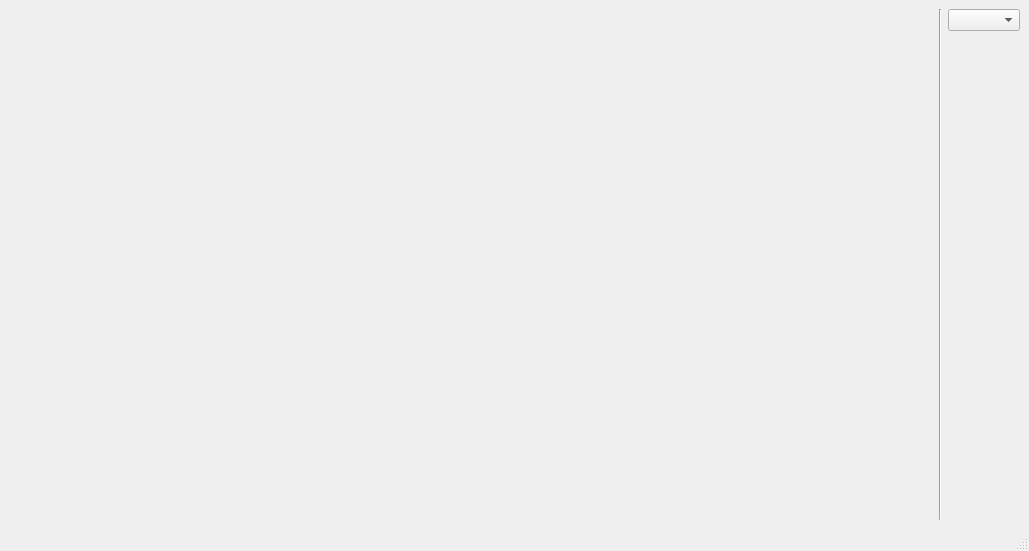
Before: the Qt Designer form src/mainwindow.ui in youngguncho/image_player, drawn with Qt 5.
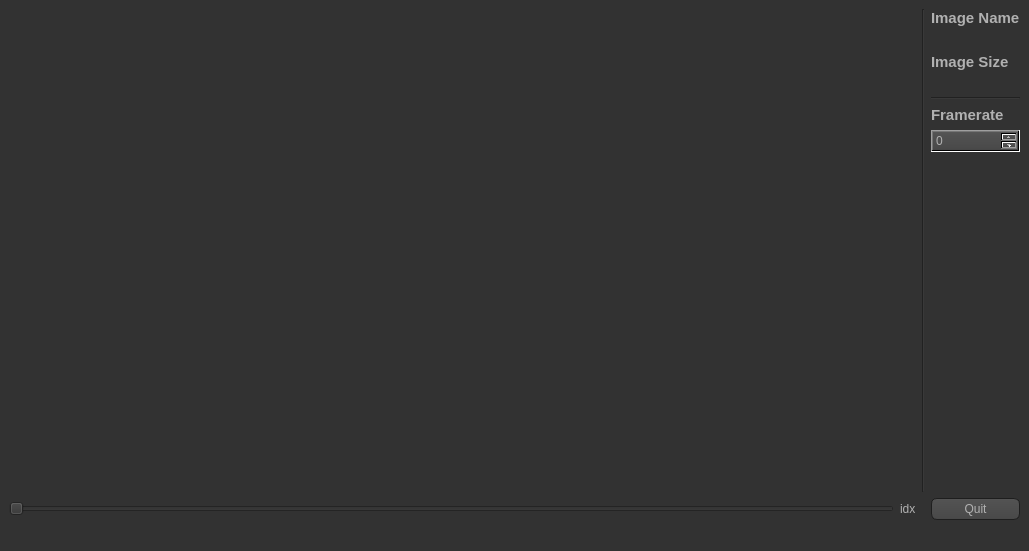
After: the same form once the commit is applied. Icons and pictures are not drawn.

Commit message: now reconfigure image player

```diff
--- a/src/mainwindow.ui
+++ b/src/mainwindow.ui
@@ -13,6 +13,457 @@
   <property name="windowTitle">
    <string>MainWindow</string>
   </property>
+  <property name="styleSheet">
+   <string notr="true">QToolTip
+{
+     border: 1px solid black;
+     background-color: #ffa02f;
+     padding: 1px;
+     border-radius: 3px;
+     opacity: 100;
+}
+
+QWidget
+{
+    color: #b1b1b1;
+    background-color: #323232;
+}
+
+QMenu
+{
+    border: 1px solid #000;
+}
+
+QMenu::item
+{
+    padding: 2px 20px 2px 20px;
+}
+
+QMenu::item:selected
+{
+    color: #000000;
+}
+
+QWidget:disabled
+{
+    color: #404040;
+    background-color: #323232;
+}
+
+QAbstractItemView
+{
+    background-color: QLinearGradient( x1: 0, y1: 0, x2: 0, y2: 1, stop: 0 #4d4d4d, stop: 0.1 #646464, stop: 1 #5d5d5d);
+}
+
+QWidget:focus
+{
+    /*border: 2px solid QLinearGradient( x1: 0, y1: 0, x2: 0, y2: 1, stop: 0 #ffa02f, stop: 1 #d7801a);*/
+}
+
+QLineEdit
+{
+    background-color: QLinearGradient( x1: 0, y1: 0, x2: 0, y2: 1, stop: 0 #4d4d4d, stop: 0 #646464, stop: 1 #5d5d5d);
+	color: #FFFFFF;
+    padding: 1px;
+    border-style: solid;
+    border: 1px solid #1e1e1e;
+    border-radius: 5;
+}
+
+QPushButton
+{
+    color: #b1b1b1;
+    background-color: QLinearGradient( x1: 0, y1: 0, x2: 0, y2: 1, stop: 0 #565656, stop: 0.1 #525252, stop: 0.5 #4e4e4e, stop: 0.9 #4a4a4a, stop: 1 #464646);
+    border-width: 1px;
+    border-color: #1e1e1e;
+    border-style: solid;
+    border-radius: 6;
+    padding: 3px;
+    font-size: 12px;
+    padding-left: 5px;
+    padding-right: 5px;
+}
+
+QPushButton:pressed
+{
+    background-color: QLinearGradient( x1: 0, y1: 0, x2: 0, y2: 1, stop: 0 #2d2d2d, stop: 0.1 #2b2b2b, stop: 0.5 #292929, stop: 0.9 #282828, stop: 1 #252525);
+}
+
+QPushButton:checked
+{
+    background-color: QLinearGradient( x1: 0, y1: 0, x2: 0, y2: 1, stop: 0 #2d2d2d, stop: 0.1 #2b2b2b, stop: 0.5 #292929, stop: 0.9 #282828, stop: 1 #252525);
+}
+
+QComboBox
+{	
+    color: #FFFFFF;
+    selection-background-color: #ffaa00;
+    background-color: QLinearGradient( x1: 0, y1: 0, x2: 0, y2: 1, stop: 0 #565656, stop: 0.1 #525252, stop: 0.5 #4e4e4e, stop: 0.9 #4a4a4a, stop: 1 #464646);
+    border-style: solid;
+    border: 1px solid #1e1e1e;
+    border-radius: 5;
+}
+
+QComboBox:hover,QPushButton:hover
+{
+    border: 2px solid QLinearGradient( x1: 0, y1: 0, x2: 0, y2: 1, stop: 0 #ffa02f, stop: 1 #d7801a);
+}
+QComboBox:on
+{
+    padding-top: 3px;
+    padding-left: 4px;
+    background-color: QLinearGradient( x1: 0, y1: 0, x2: 0, y2: 1, stop: 0 #2d2d2d, stop: 0.1 #2b2b2b, stop: 0.5 #292929, stop: 0.9 #282828, stop: 1 #252525);
+    selection-background-color: #ffaa00;
+}
+
+QComboBox QAbstractItemView
+{
+    border: 2px solid darkgray;
+    selection-background-color: QLinearGradient( x1: 0, y1: 0, x2: 0, y2: 1, stop: 0 #ffa02f, stop: 1 #d7801a);
+}
+
+QComboBox::drop-down
+{
+     subcontrol-origin: padding;
+     subcontrol-position: top right;
+     width: 15px;
+
+     border-left-width: 0px;
+     border-left-color: darkgray;
+     border-left-style: solid; /* just a single line */
+     border-top-right-radius: 3px; /* same radius as the QComboBox */
+     border-bottom-right-radius: 3px;
+ }
+
+QComboBox::down-arrow
+{
+     image: url(:/down_arrow.png);
+}
+
+QComboBox:editable {
+    background: white;
+}
+
+QComboBox:!editable, QComboBox::drop-down:editable {
+
+     background: qlineargradient(x1: 0, y1: 0, x2: 0, y2: 1,
+                                stop: 0 #D3D3D3, stop: 0.4 #D8D8D8,
+                                stop: 0.5 #DDDDDD, stop: 1.0 #E1E1E1);
+}
+
+/* QComboBox gets the &quot;on&quot; state when the popup is open */
+QComboBox:!editable:on, QComboBox::drop-down:editable:on {
+    background: qlineargradient(x1: 0, y1: 0, x2: 0, y2: 1,
+                                stop: 0 #D3D3D3, stop: 0.4 #D8D8D8,
+                                stop: 0.5 #DDDDDD, stop: 1.0 #E1E1E1);
+}
+
+QGroupBox:focus
+{
+border: 2px solid QLinearGradient( x1: 0, y1: 0, x2: 0, y2: 1, stop: 0 #ffa02f, stop: 1 #d7801a);
+}
+
+QTextEdit:focus
+{
+    border: 2px solid QLinearGradient( x1: 0, y1: 0, x2: 0, y2: 1, stop: 0 #ffa02f, stop: 1 #d7801a);
+}
+
+QScrollBar:horizontal {
+     border: 1px solid #222222;
+     background: QLinearGradient( x1: 0, y1: 0, x2: 0, y2: 1, stop: 0.0 #121212, stop: 0.2 #282828, stop: 1 #484848);
+     height: 7px;
+     margin: 0px 16px 0 16px;
+}
+
+QScrollBar::handle:horizontal
+{
+      background: QLinearGradient( x1: 0, y1: 0, x2: 1, y2: 0, stop: 0 #ffa02f, stop: 0.5 #d7801a, stop: 1 #ffa02f);
+      min-height: 20px;
+      border-radius: 2px;
+}
+
+QScrollBar::add-line:horizontal {
+      border: 1px solid #1b1b19;
+      border-radius: 2px;
+      background: QLinearGradient( x1: 0, y1: 0, x2: 1, y2: 0, stop: 0 #ffa02f, stop: 1 #d7801a);
+      width: 14px;
+      subcontrol-position: right;
+      subcontrol-origin: margin;
+}
+
+QScrollBar::sub-line:horizontal {
+      border: 1px solid #1b1b19;
+      border-radius: 2px;
+      background: QLinearGradient( x1: 0, y1: 0, x2: 1, y2: 0, stop: 0 #ffa02f, stop: 1 #d7801a);
+      width: 14px;
+     subcontrol-position: left;
+     subcontrol-origin: margin;
+}
+
+QScrollBar::right-arrow:horizontal, QScrollBar::left-arrow:horizontal
+{
+      border: 1px solid black;
+      width: 1px;
+      height: 1px;
+      background: white;
+}
+
+QScrollBar::add-page:horizontal, QScrollBar::sub-page:horizontal
+{
+      background: none;
+}
+
+QScrollBar:vertical
+{
+      background: QLinearGradient( x1: 0, y1: 0, x2: 1, y2: 0, stop: 0.0 #121212, stop: 0.2 #282828, stop: 1 #484848);
+      width: 7px;
+      margin: 16px 0 16px 0;
+      border: 1px solid #222222;
+}
+
+QScrollBar::handle:vertical
+{
+      background: QLinearGradient( x1: 0, y1: 0, x2: 0, y2: 1, stop: 0 #ffa02f, stop: 0.5 #d7801a, stop: 1 #ffa02f);
+      min-height: 20px;
+      border-radius: 2px;
+}
+
+QScrollBar::add-line:vertical
+{
+      border: 1px solid #1b1b19;
+      border-radius: 2px;
+      background: QLinearGradient( x1: 0, y1: 0, x2: 0, y2: 1, stop: 0 #ffa02f, stop: 1 #d7801a);
+      height: 14px;
+      subcontrol-position: bottom;
+      subcontrol-origin: margin;
+}
+
+QScrollBar::sub-line:vertical
+{
+      border: 1px solid #1b1b19;
+      border-radius: 2px;
+      background: QLinearGradient( x1: 0, y1: 0, x2: 0, y2: 1, stop: 0 #d7801a, stop: 1 #ffa02f);
+      height: 14px;
+      subcontrol-position: top;
+      subcontrol-origin: margin;
+}
+
+QScrollBar::up-arrow:vertical, QScrollBar::down-arrow:vertical
+{
+      border: 1px solid black;
+      width: 1px;
+      height: 1px;
+      background: white;
+}
+
+
+QScrollBar::add-page:vertical, QScrollBar::sub-page:vertical
+{
+      background: none;
+}
+
+QTextEdit
+{
+    background-color: #242424;
+}
+
+QPlainTextEdit
+{
+    background-color: #242424;
+}
+
+QHeaderView::section
+{
+    background-color: QLinearGradient(x1:0, y1:0, x2:0, y2:1, stop:0 #616161, stop: 0.5 #505050, stop: 0.6 #434343, stop:1 #656565);
+    color: white;
+    padding-left: 4px;
+    border: 1px solid #6c6c6c;
+}
+
+QCheckBox:disabled
+{
+color: #414141;
+}
+
+QDockWidget::title
+{
+    text-align: center;
+    spacing: 3px; /* spacing between items in the tool bar */
+    background-color: QLinearGradient(x1:0, y1:0, x2:0, y2:1, stop:0 #323232, stop: 0.5 #242424, stop:1 #323232);
+}
+
+QDockWidget::close-button, QDockWidget::float-button
+{
+    text-align: center;
+    spacing: 1px; /* spacing between items in the tool bar */
+    background-color: QLinearGradient(x1:0, y1:0, x2:0, y2:1, stop:0 #323232, stop: 0.5 #242424, stop:1 #323232);
+}
+
+QDockWidget::close-button:hover, QDockWidget::float-button:hover
+{
+    background: #242424;
+}
+
+QDockWidget::close-button:pressed, QDockWidget::float-button:pressed
+{
+    padding: 1px -1px -1px 1px;
+}
+
+QMainWindow::separator
+{
+    background-color: QLinearGradient(x1:0, y1:0, x2:0, y2:1, stop:0 #161616, stop: 0.5 #151515, stop: 0.6 #212121, stop:1 #343434);
+    color: white;
+    padding-left: 4px;
+    border: 1px solid #4c4c4c;
+    spacing: 3px; /* spacing between items in the tool bar */
+}
+
+QMainWindow::separator:hover
+{
+
+    background-color: QLinearGradient(x1:0, y1:0, x2:0, y2:1, stop:0 #d7801a, stop:0.5 #b56c17 stop:1 #ffa02f);
+    color: white;
+    padding-left: 4px;
+    border: 1px solid #6c6c6c;
+    spacing: 3px; /* spacing between items in the tool bar */
+}
+
+QToolBar::handle
+{
+     spacing: 3px; /* spacing between items in the tool bar */
+     background: url(:/images/handle.png);
+}
+
+QMenu::separator
+{
+    height: 2px;
+    background-color: QLinearGradient(x1:0, y1:0, x2:0, y2:1, stop:0 #161616, stop: 0.5 #151515, stop: 0.6 #212121, stop:1 #343434);
+    color: white;
+    padding-left: 4px;
+    margin-left: 10px;
+    margin-right: 5px;
+}
+
+QProgressBar
+{
+    border: 2px solid grey;
+    border-radius: 5px;
+    text-align: center;
+}
+
+QProgressBar::chunk
+{
+    background-color: #d7801a;
+    width: 2.15px;
+    margin: 0.5px;
+}
+
+QTabBar::tab {
+    color: #b1b1b1;
+    border: 1px solid #444;
+    border-bottom-style: none;
+    background-color: #323232;
+    padding-left: 10px;
+    padding-right: 10px;
+    padding-top: 3px;
+    padding-bottom: 2px;
+    margin-right: -1px;
+}
+
+QTabWidget::pane {
+    border: 1px solid #444;
+    top: 1px;
+}
+
+QTabBar::tab:last
+{
+    margin-right: 0; /* the last selected tab has nothing to overlap with on the right */
+    border-top-right-radius: 3px;
+}
+
+QTabBar::tab:first:!selected
+{
+ margin-left: 0px; /* the last selected tab has nothing to overlap with on the right */
+
+
+    border-top-left-radius: 3px;
+}
+
+QTabBar::tab:!selected
+{
+    color: #b1b1b1;
+    border-bottom-style: solid;
+    margin-top: 3px;
+    background-color: QLinearGradient(x1:0, y1:0, x2:0, y2:1, stop:1 #212121, stop:.4 #343434);
+}
+
+QTabBar::tab:selected
+{
+    border-top-left-radius: 3px;
+    border-top-right-radius: 3px;
+    margin-bottom: 0px;
+}
+
+QTabBar::tab:!selected:hover
+{
+    /*border-top: 2px solid #ffaa00;
+    padding-bottom: 3px;*/
+    border-top-left-radius: 3px;
+    border-top-right-radius: 3px;
+    background-color: QLinearGradient(x1:0, y1:0, x2:0, y2:1, stop:1 #212121, stop:0.4 #343434, stop:0.2 #343434, stop:0.1 #ffaa00);
+}
+
+QRadioButton::indicator:checked, QRadioButton::indicator:unchecked{
+    color: #b1b1b1;
+    background-color: #323232;
+    border: 1px solid #b1b1b1;
+    border-radius: 6px;
+}
+
+QRadioButton::indicator:checked
+{
+    background-color: qradialgradient(
+        cx: 0.5, cy: 0.5,
+        fx: 0.5, fy: 0.5,
+        radius: 1.0,
+        stop: 0.25 #ffaa00,
+        stop: 0.3 #323232
+    );
+}
+
+QCheckBox::indicator{
+    color: #b1b1b1;
+    background-color: #323232;
+    border: 1px solid #b1b1b1;
+    width: 9px;
+    height: 9px;
+}
+
+QRadioButton::indicator
+{
+    border-radius: 6px;
+}
+
+QRadioButton::indicator:hover, QCheckBox::indicator:hover
+{
+    border: 1px solid #ffaa00;
+}
+
+QCheckBox::indicator:checked
+{
+    image:url(:/images/checkbox.png);
+}
+
+QCheckBox::indicator:disabled, QRadioButton::indicator:disabled
+{
+    border: 1px solid #444;
+}
+
+QSpinBox
+{
+	background-color: QLinearGradient( x1: 0, y1: 0, x2: 0, y2: 1, stop: 0 #565656, stop: 0.1 #525252, stop: 0.5 #4e4e4e, stop: 0.9 #4a4a4a, stop: 1 #464646);
+}</string>
+  </property>
   <widget class="QWidget" name="centralwidget">
    <layout class="QHBoxLayout" name="horizontalLayout">
     <item>
@@ -33,15 +484,80 @@
       <item row="0" column="2">
        <layout class="QVBoxLayout" name="verticalLayout">
         <item>
-         <widget class="QComboBox" name="comboBox">
-          <property name="sizePolicy">
-           <sizepolicy hsizetype="Minimum" vsizetype="Fixed">
-            <horstretch>0</horstretch>
-            <verstretch>0</verstretch>
-           </sizepolicy>
+         <widget class="QLabel" name="name">
+          <property name="font">
+           <font>
+            <pointsize>11</pointsize>
+            <weight>75</weight>
+            <bold>true</bold>
+           </font>
           </property>
+          <property name="text">
+           <string>Image Name</string>
+          </property>
+          <property name="textFormat">
+           <enum>Qt::AutoText</enum>
+          </property>
          </widget>
         </item>
+        <item>
+         <widget class="QLabel" name="name_label">
+          <property name="text">
+           <string/>
+          </property>
+          <property name="alignment">
+           <set>Qt::AlignRight|Qt::AlignTrailing|Qt::AlignVCenter</set>
+          </property>
+         </widget>
+        </item>
+        <item>
+         <widget class="QLabel" name="size">
+          <property name="font">
+           <font>
+            <pointsize>11</pointsize>
+            <weight>75</weight>
+            <bold>true</bold>
+           </font>
+          </property>
+          <property name="text">
+           <string>Image Size</string>
+          </property>
+         </widget>
+        </item>
+        <item>
+         <widget class="QLabel" name="size_label">
+          <property name="text">
+           <string/>
+          </property>
+          <property name="alignment">
+           <set>Qt::AlignRight|Qt::AlignTrailing|Qt::AlignVCenter</set>
+          </property>
+         </widget>
+        </item>
+        <item>
+         <widget class="Line" name="line_2">
+          <property name="orientation">
+           <enum>Qt::Horizontal</enum>
+          </property>
+         </widget>
+        </item>
+        <item>
+         <widget class="QLabel" name="framerate">
+          <property name="font">
+           <font>
+            <pointsize>11</pointsize>
+            <weight>75</weight>
+            <bold>true</bold>
+           </font>
+          </property>
+          <property name="text">
+           <string>Framerate</string>
+          </property>
+         </widget>
+        </item>
+        <item>
+         <widget class="QSpinBox" name="framerate_box"/>
+        </item>
         <item>
          <spacer name="verticalSpacer">
           <property name="orientation">
@@ -64,6 +580,47 @@
         </property>
        </widget>
       </item>
+      <item row="0" column="0">
+       <widget class="QLabel" name="img_label">
+        <property name="sizePolicy">
+         <sizepolicy hsizetype="MinimumExpanding" vsizetype="Preferred">
+          <horstretch>0</horstretch>
+          <verstretch>0</verstretch>
+         </sizepolicy>
+        </property>
+        <property name="text">
+         <string/>
+        </property>
+       </widget>
+      </item>
+      <item row="1" column="2">
+       <widget class="QPushButton" name="pushButton">
+        <property name="text">
+         <string>Quit</string>
+        </property>
+       </widget>
+      </item>
+      <item row="1" column="0">
+       <layout class="QHBoxLayout" name="horizontalLayout_2">
+        <item>
+         <widget class="QSlider" name="idx_slider">
+          <property name="styleSheet">
+           <string notr="true"/>
+          </property>
+          <property name="orientation">
+           <enum>Qt::Horizontal</enum>
+          </property>
+         </widget>
+        </item>
+        <item>
+         <widget class="QLabel" name="idx_label">
+          <property name="text">
+           <string>idx</string>
+          </property>
+         </widget>
+        </item>
+       </layout>
+      </item>
      </layout>
     </item>
    </layout>
```
Left out of the diff: 13 changed lines with no effect on the pictures. The commit also changes 11 other files.
